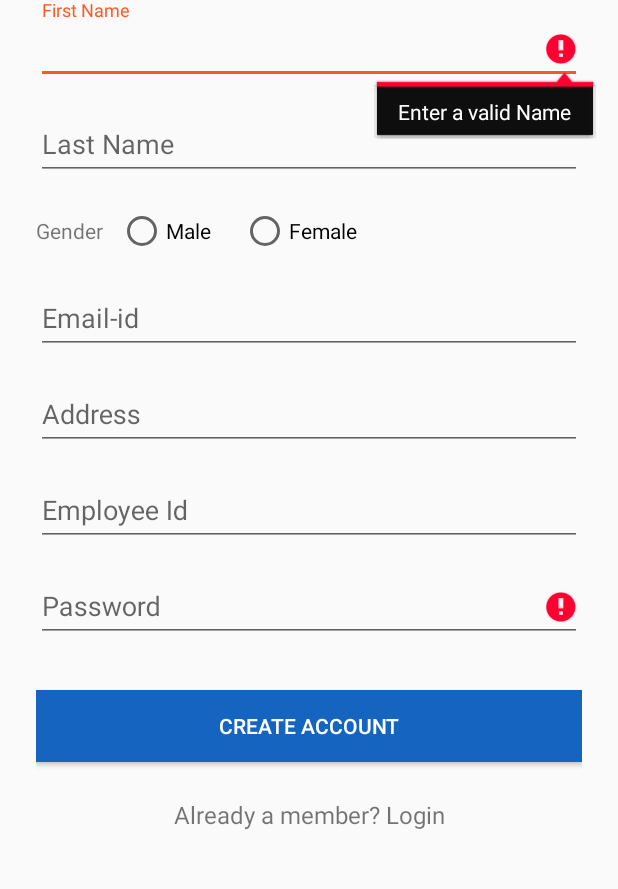
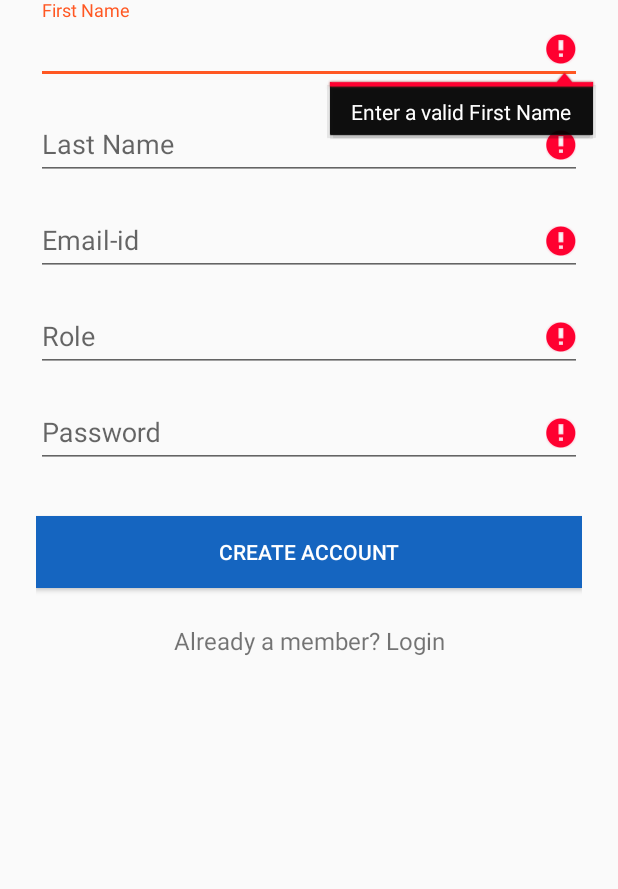
Before and after one commit to live-vstream/android_livestream, an Android app: the screen it shows after launch (SignupActivity), after a tap on "CREATE ACCOUNT", on a phone screen of 412 x 824 dp, the part 249-1138 px from its top. Run offline under Robolectric (Android 15) with nearby library versions, the light colour scheme and no system bars; our stand-ins replace Volley.

Commit message:
Updated to match new REST api server

```diff
--- a/app/src/main/java/com/example/muthaheer/livestream/SignupActivity.java
+++ b/app/src/main/java/com/example/muthaheer/livestream/SignupActivity.java
@@ -29,7 +29,7 @@ public class SignupActivity extends AppCompatActivity {
     private static final String TAG = "Activity_SignUp";
     TextView _loginLink;
     Button _signUpButton;
-    EditText _inputFirstName,_inputPassword,_inputLastName,_inputEmail,_inputAddress,_inputEmpID;
+    EditText _inputFirstName,_inputPassword,_inputLastName,_inputEmail,_inputAddress,_inputEmpID,_inputRole;
 
     private SessionManager session;
     ProgressDialog progressDialog;
@@ -40,12 +40,14 @@ public class SignupActivity extends AppCompatActivity {
         setContentView(R.layout.activity__sign_up);
 
         _inputFirstName=(EditText) findViewById(R.id.input_first_name);
+        _inputLastName=(EditText) findViewById(R.id.input_last_name);
+        _inputEmail=(EditText) findViewById(R.id.input_email);
+        _inputRole=(EditText) findViewById(R.id.input_role);
         _inputPassword=(EditText) findViewById(R.id.input_password);
-        _inputLastName=(EditText) findViewById(R.id.input_last_name);
-        _inputAddress=(EditText) findViewById(R.id.input_address);
-        _inputEmail=(EditText) findViewById(R.id.input_email);
+
+        /*_inputAddress=(EditText) findViewById(R.id.input_address);
         _inputEmpID=(EditText) findViewById(R.id.input_emp_id);
-
+        */
 
         _loginLink = (TextView) findViewById(R.id.link_login);
         _loginLink.setOnClickListener(new View.OnClickListener() {
@@ -83,12 +85,15 @@ public class SignupActivity extends AppCompatActivity {
         progressDialog.setMessage("Creating new profile..");
         progressDialog.show();
 
-        final String name = _inputFirstName.getText().toString();
+        final String first_name = _inputFirstName.getText().toString();
+        final String last_name = _inputLastName.getText().toString();
+        final String email = _inputEmail.getText().toString();
+        final String role = _inputRole.getText().toString();
         final String password = _inputPassword.getText().toString();
 
 
 
-        checkSignup(name, password);
+        checkSignup(first_name,last_name,email,role, password);
 
     }
 
@@ -96,7 +101,7 @@ public class SignupActivity extends AppCompatActivity {
 
 
     public void onSignupFailed() {
-        Toast.makeText(getBaseContext(), "Login failed", Toast.LENGTH_LONG).show();
+        Toast.makeText(getBaseContext(), "SignUp failed", Toast.LENGTH_LONG).show();
 
         _signUpButton.setEnabled(true);
     }
@@ -104,14 +109,38 @@ public class SignupActivity extends AppCompatActivity {
     public boolean validate() {
         boolean valid = true;
 
-        String name = _inputFirstName.getText().toString();
+        String first_name = _inputFirstName.getText().toString();
+        String last_name = _inputLastName.getText().toString();
+        String email = _inputEmail.getText().toString();
+        String role = _inputRole.getText().toString();
         String password = _inputPassword.getText().toString();
 
-        if (name.isEmpty()) {
-            _inputFirstName.setError("Enter a valid Name");
+        if (first_name.isEmpty()) {
+            _inputFirstName.setError("Enter a valid First Name");
             valid = false;
         } else {
             _inputFirstName.setError(null);
+        }
+
+        if (last_name.isEmpty()) {
+            _inputLastName.setError("Enter a valid Last Name");
+            valid = false;
+        } else {
+            _inputLastName.setError(null);
+        }
+
+        if (email.isEmpty()) {
+            _inputEmail.setError("Enter a valid Email-ID");
+            valid = false;
+        } else {
+            _inputEmail.setError(null);
+        }
+
+        if (role.isEmpty()) {
+            _inputRole.setError("Enter a valid Role");
+            valid = false;
+        } else {
+            _inputRole.setError(null);
         }
 
         if (password.isEmpty() || password.length() < 4) {
@@ -124,7 +153,7 @@ public class SignupActivity extends AppCompatActivity {
         return valid;
     }
 
-    private void checkSignup(final String name, final String password) {
+    private void checkSignup(final String first_name,final String last_name,final String email,final String role, final String password) {
         // Tag used to cancel the request
         String tag_string_req = "req_signup";
 
@@ -138,27 +167,13 @@ public class SignupActivity extends AppCompatActivity {
                 progressDialog.dismiss();
                 try {
                     JSONObject jObj = new JSONObject(response);
-                    boolean success = jObj.getBoolean("success");
-
-                    // Check for error node in json
-                    if (success) {
-                        session.setLogin(true);
-                        String successMsg = jObj.getString("msg");
-                        Toast.makeText(getApplicationContext(),
-                                successMsg, Toast.LENGTH_LONG).show();
 
                         // Launch signin activity
                         Intent intent = new Intent(SignupActivity.this,
                                 SigninActivity.class);
                         startActivity(intent);
                         finish();
-                    }
-                    else {
-                        // Error in Signup. Get the error message
-                        String errorMsg = jObj.getString("msg");
-                        Toast.makeText(getApplicationContext(),
-                                errorMsg, Toast.LENGTH_LONG).show();
-                    }
+
                 } catch (JSONException e) {
                     // JSON error
                     e.printStackTrace();
@@ -181,7 +196,10 @@ public class SignupActivity extends AppCompatActivity {
             protected Map<String, String> getParams() {
                 // Posting parameters to login url
                 Map<String, String> params = new HashMap<String, String>();
-                params.put("name", name);
+                params.put("firstName", first_name);
+                params.put("lastName", last_name);
+                params.put("email", email);
+                params.put("role", role);
                 params.put("password", password);
 
                 return params;
--- a/app/src/main/res/layout/activity__sign_up.xml
+++ b/app/src/main/res/layout/activity__sign_up.xml
@@ -57,7 +57,7 @@
         </android.support.design.widget.TextInputLayout>
 
 
-
+        <!--
         <RadioGroup
             android:id="@+id/input_radiogrp"
             android:layout_width="wrap_content"
@@ -81,7 +81,7 @@
                 android:text="Female"/>
 
         </RadioGroup>
-
+        -->
         <android.support.design.widget.TextInputLayout
             android:id="@+id/input_layout_email"
             android:layout_width="match_parent"
@@ -97,6 +97,21 @@
                 tools:ignore="HardcodedText" />
         </android.support.design.widget.TextInputLayout>
 
+        <android.support.design.widget.TextInputLayout
+            android:id="@+id/input_layout_role"
+            android:layout_width="match_parent"
+            android:layout_height="wrap_content">
+
+            <EditText android:id="@+id/input_role"
+                android:layout_width="match_parent"
+                android:layout_height="wrap_content"
+                android:layout_marginTop="8dp"
+                android:layout_marginBottom="8dp"
+                android:inputType="text"
+                android:hint="Role"
+                tools:ignore="HardcodedText" />
+        </android.support.design.widget.TextInputLayout>
+        <!--
         <android.support.design.widget.TextInputLayout
             android:id="@+id/input_layout_address"
             android:layout_width="match_parent"
@@ -126,7 +141,7 @@
                 android:hint="Employee Id"
                 tools:ignore="HardcodedText" />
         </android.support.design.widget.TextInputLayout>
-
+        -->
         <!-- Password Label -->
         <android.support.design.widget.TextInputLayout
             android:id="@+id/input_layout_password"
```
Also changed, not shown: app/src/main/java/com/example/muthaheer/livestream/SigninActivity.java (+11 -19 lines), app/src/main/res/layout/activity_signin.xml (+4 -4 lines).
